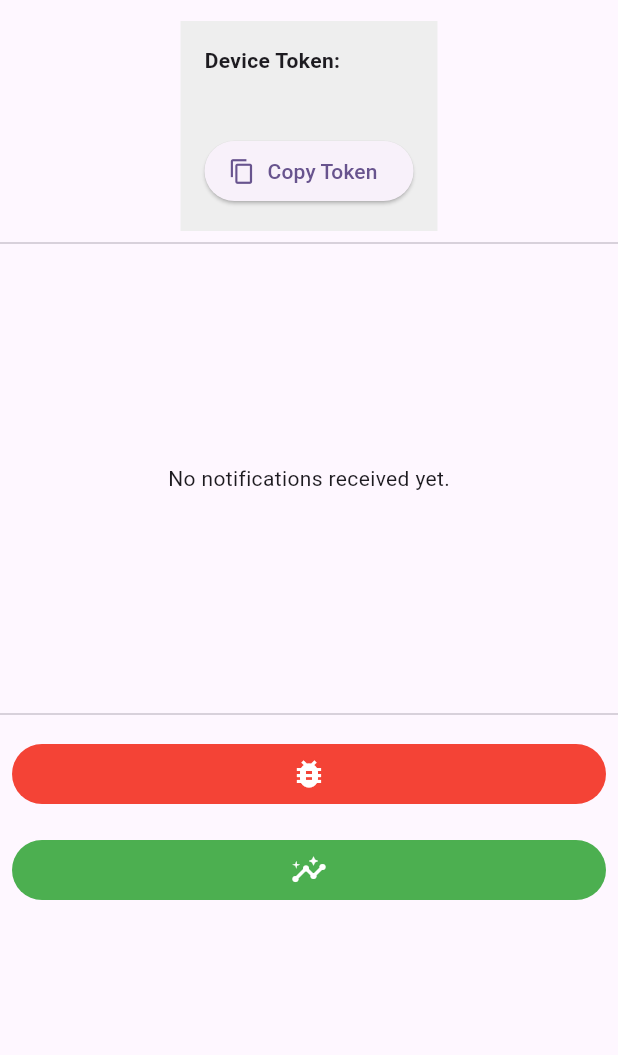
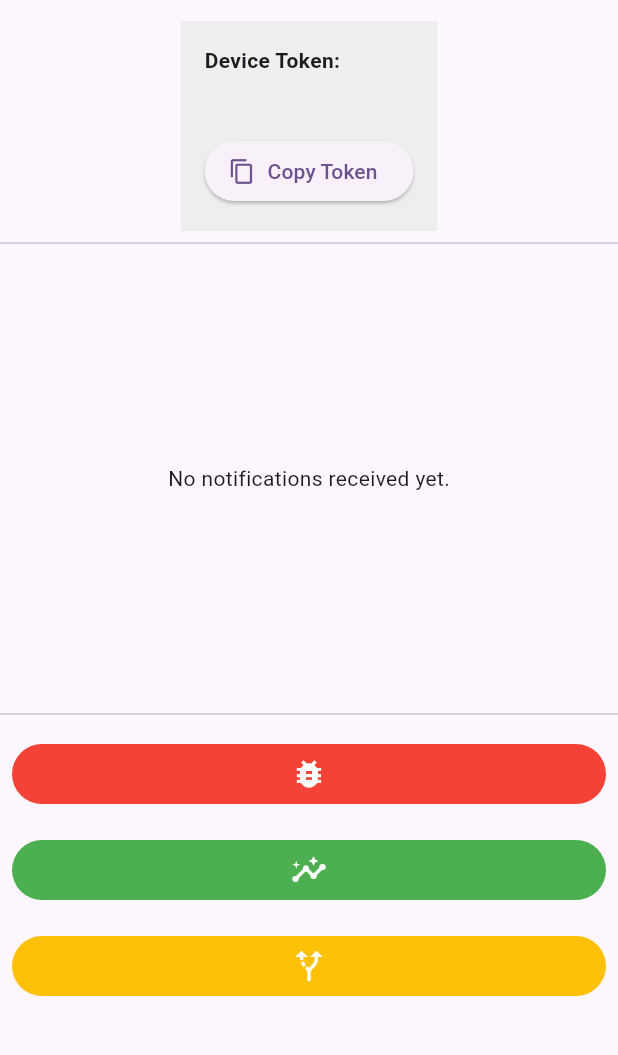
Before and after one commit to CHANDARA-code/flutter_push_notification, a Flutter app: the screen it shows after launch, on a phone screen of 412 x 824 dp, the part 63-1118 px from its top. Run offline on Flutter 3.47's test engine with Material 3 defaults, Android fonts, the phone set to English and light mode, and no system bars; our stand-ins replace firebase_analytics, firebase_core, firebase_crashlytics, firebase_messaging, flutter_local_notifications; accounts and stored records are empty.

Commit message:
feat: setup generated route

```diff
--- a/lib/my_app.dart
+++ b/lib/my_app.dart
@@ -5,6 +5,7 @@ import 'package:flutter/services.dart';
 import 'package:flutter_local_notifications/flutter_local_notifications.dart';
 import 'package:push_notification/firebase_options.dart';
 import 'package:push_notification/model/push_notification_model.dart';
+import 'package:push_notification/navigation/route_generator.dart';
 import 'package:push_notification/screens/analytics_screen.dart';
 import 'package:push_notification/screens/crash_analytics_demo_screen.dart';
 import 'package:push_notification/service/fcm_service.dart';
@@ -29,7 +30,8 @@ class MyApp extends StatelessWidget {
       theme: ThemeData(
         colorScheme: ColorScheme.fromSeed(seedColor: Colors.deepPurple),
       ),
-      home: const HomeScreen(),
+      onGenerateRoute: RouteGenerator.generateRoute,
+      initialRoute: '/',
     );
   }
 }
@@ -126,6 +128,21 @@ class _HomeScreenState extends State<HomeScreen> {
                     icon: Icon(Icons.insights, color: Colors.white),
                   ),
                 ),
+
+                Padding(
+                  padding: const EdgeInsets.all(8.0),
+                  child: IconButton(
+                    style: OutlinedButton.styleFrom(
+                      backgroundColor: Colors.amber,
+                      elevation: 2,
+                      fixedSize: Size(40, 40),
+                    ),
+                    onPressed: () {
+                      Navigator.of(context).pushNamed('/product/123');
+                    },
+                    icon: Icon(Icons.alt_route, color: Colors.white),
+                  ),
+                ),
               ],
             ),
           ),
--- /dev/null
+++ b/lib/navigation/route_generator.dart
@@ -0,0 +1,31 @@
+import 'package:flutter/material.dart';
+import 'package:push_notification/my_app.dart';
+import 'package:push_notification/screens/product_screen.dart';
+
+class RouteGenerator {
+  static Route<dynamic> generateRoute(RouteSettings settings) {
+    // 1. Get the URL/Path
+    // settings.name will be the full link (e.g., "myapp://product/123" or "/product/123")
+    final uri = Uri.parse(settings.name ?? '/');
+
+    // 2. Handle Home Route ("/" or empty)
+    if (uri.path == '/' || uri.path.isEmpty) {
+      return MaterialPageRoute(builder: (_) => const HomeScreen());
+    }
+
+    // 3. Handle "/product/:id"
+    // Checks if the first segment is 'product' and allows for a second segment (ID)
+    if (uri.pathSegments.length == 2 && uri.pathSegments.first == 'product') {
+      final id = uri.pathSegments[1];
+      return MaterialPageRoute(builder: (_) => ProductScreen(productId: id));
+    }
+
+    // 4. Fallback / 404
+    return MaterialPageRoute(
+      builder: (_) => Scaffold(
+        appBar: AppBar(title: const Text('Error')),
+        body: Center(child: Text('No route defined for ${settings.name}')),
+      ),
+    );
+  }
+}
```
Also changed, not shown: lib/screens/product_screen.dart (added, +32 -0 lines).
